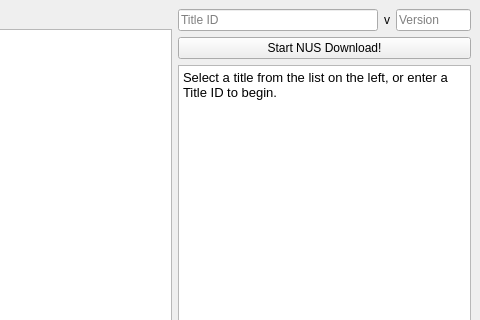
This is qt/ui/MainMenu.ui in NinjaCheetah/NUSGet as Qt 5 draws it before an edit; both pictures show x 130 to 610 and y 0 to 320 of the 610 by 605 pixel window. The edited form follows.
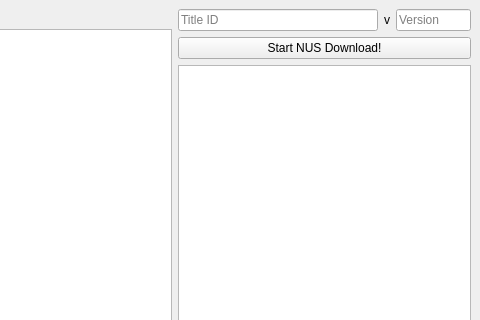
This is the edited form.

Commit message: Titles without tickets are now handled correctly Entire UI is now locked out during downloads to prevent changing options and breaking things, and new titles cannot be selected from the list mid-download

```diff
--- a/qt/ui/MainMenu.ui
+++ b/qt/ui/MainMenu.ui
@@ -113,8 +113,8 @@
          <string>&lt;!DOCTYPE HTML PUBLIC &quot;-//W3C//DTD HTML 4.0//EN&quot; &quot;http://www.w3.org/TR/REC-html40/strict.dtd&quot;&gt;
 &lt;html&gt;&lt;head&gt;&lt;meta name=&quot;qrichtext&quot; content=&quot;1&quot; /&gt;&lt;style type=&quot;text/css&quot;&gt;
 p, li { white-space: pre-wrap; }
-&lt;/style&gt;&lt;/head&gt;&lt;body style=&quot; font-family:'Noto Sans'; font-size:10pt; font-weight:400; font-style:normal;&quot;&gt;
-&lt;p style=&quot; margin-top:0px; margin-bottom:0px; margin-left:0px; margin-right:0px; -qt-block-indent:0; text-indent:0px;&quot;&gt;Select a title from the list on the left, or enter a Title ID to begin.&lt;/p&gt;&lt;/body&gt;&lt;/html&gt;</string>
+&lt;/style&gt;&lt;/head&gt;&lt;body style=&quot; font-family:'Sans Serif'; font-size:9pt; font-weight:400; font-style:normal;&quot;&gt;
+&lt;p style=&quot;-qt-paragraph-type:empty; margin-top:0px; margin-bottom:0px; margin-left:0px; margin-right:0px; -qt-block-indent:0; text-indent:0px;&quot;&gt;&lt;br /&gt;&lt;/p&gt;&lt;/body&gt;&lt;/html&gt;</string>
         </property>
        </widget>
       </item>
```
Left out of the diff: 6 changed lines with no effect on the pictures. The commit also changes 2 other files.
